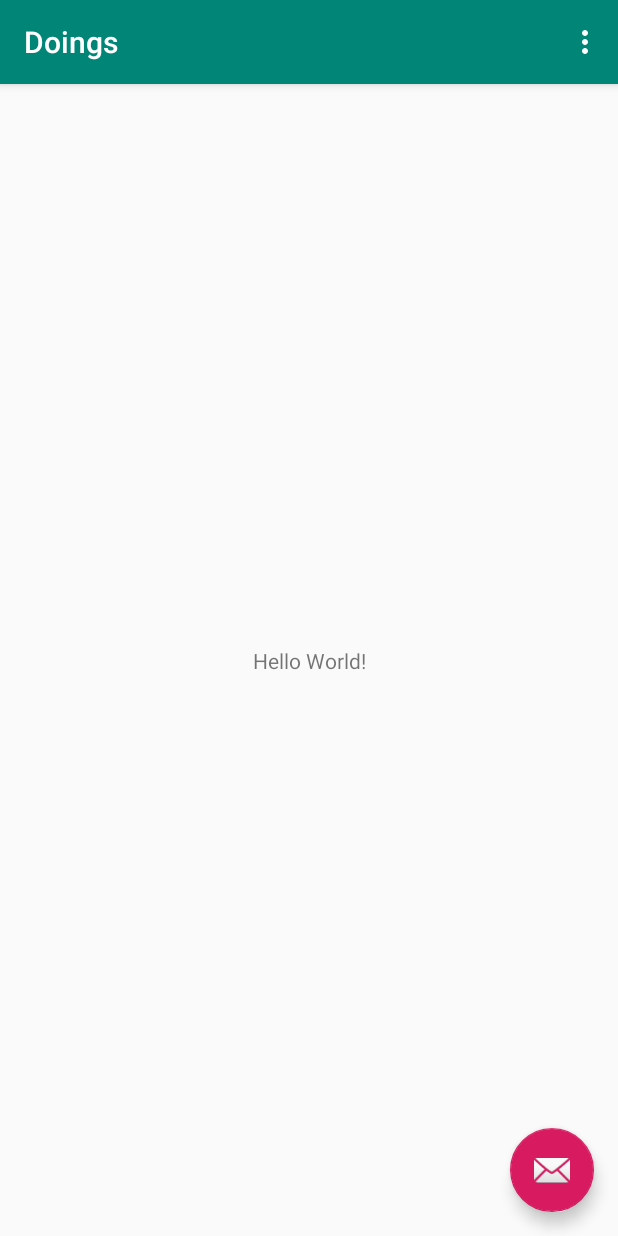
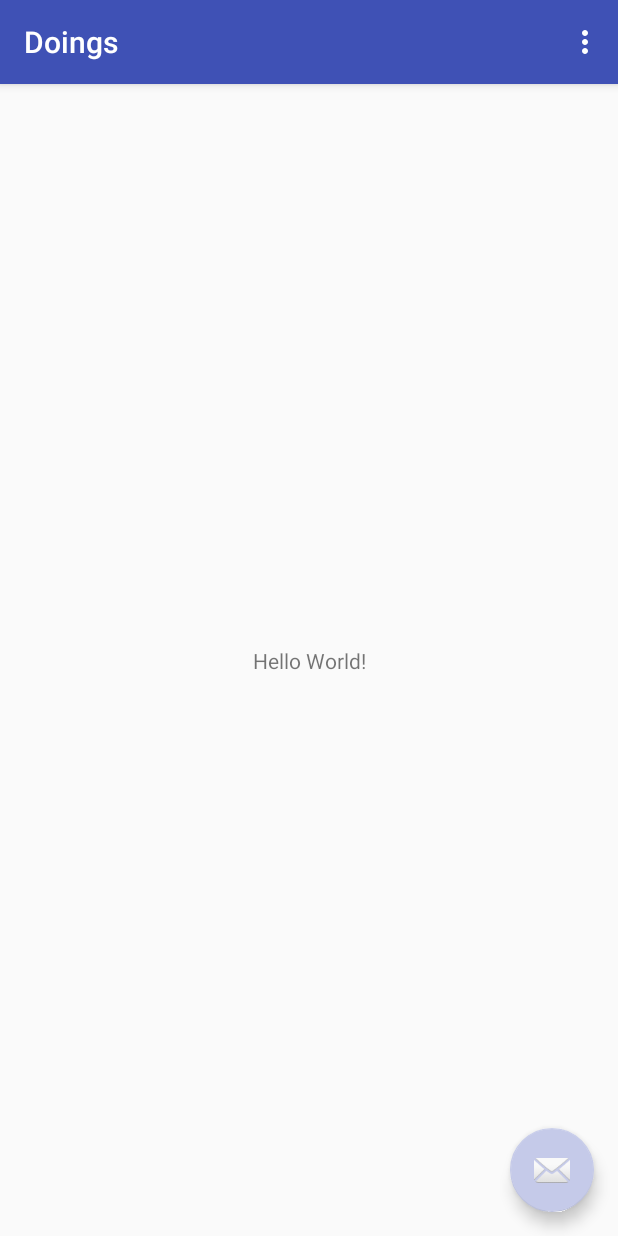
Before and after one commit to arslanark/note-taking-java-android, an Android app: the screen it shows after launch (MainActivity), on a phone screen of 412 x 824 dp. Run offline under Robolectric (Android 15) with nearby library versions, the phone set to English and light mode, and no system bars.

Commit message:
Update color.xml
Updated color.xml using Material Design

```diff
--- a/app/src/main/res/values/colors.xml
+++ b/app/src/main/res/values/colors.xml
@@ -1,6 +1,7 @@
 <?xml version="1.0" encoding="utf-8"?>
 <resources>
-    <color name="colorPrimary">#008577</color>
-    <color name="colorPrimaryDark">#00574B</color>
-    <color name="colorAccent">#D81B60</color>
+    <color name="colorPrimary">#3F51B5</color>
+    <color name="colorPrimaryDark">#1A237E</color>
+    <color name="colorAccent">#C5CAE9</color>
+    <color name="colorListItemText">#333</color>
 </resources>
```
